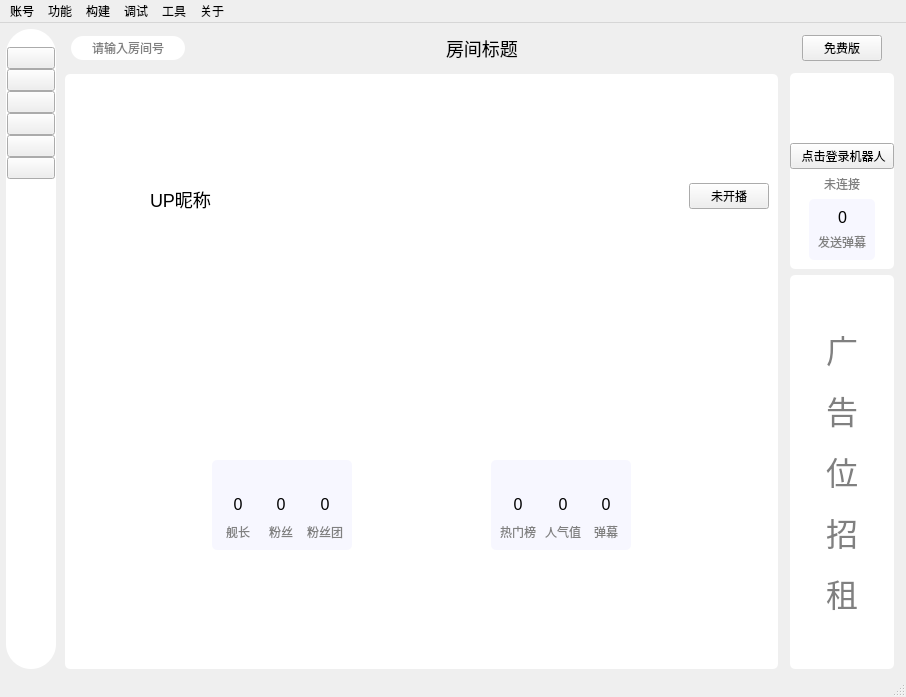
Before: the Qt Designer form mainwindow/mainwindow.ui in iwxyi/Bilibili-MagicalDanmaku, drawn with Qt 5.
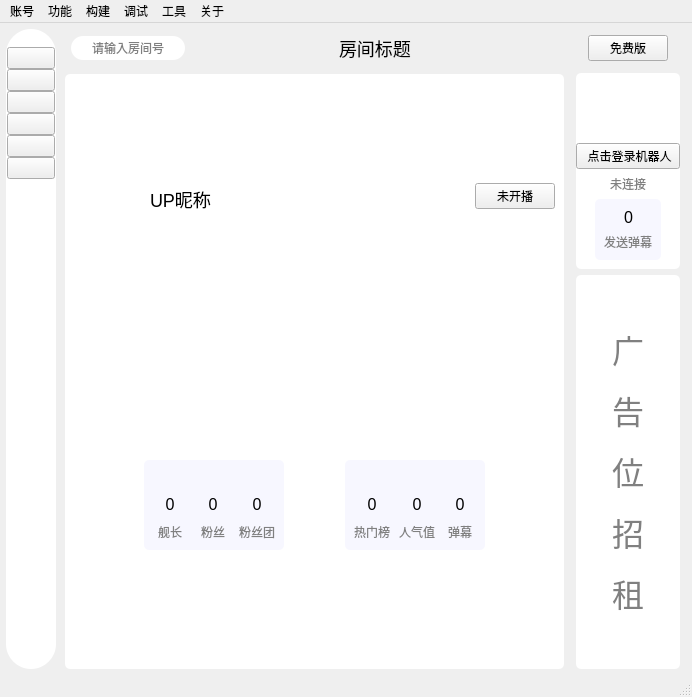
After: the same form once the commit is applied. The open tabs and pages were chosen to show the change. Icons and pictures are not drawn. Custom widgets are drawn as their Qt base class.

```diff
--- a/mainwindow/mainwindow.ui
+++ b/mainwindow/mainwindow.ui
@@ -6,7 +6,7 @@
    <rect>
     <x>0</x>
     <y>0</y>
-    <width>906</width>
+    <width>692</width>
     <height>697</height>
    </rect>
   </property>
@@ -480,7 +480,7 @@
              <item>
               <layout class="QHBoxLayout" name="horizontalLayout_64">
                <property name="spacing">
-                <number>9</number>
+                <number>0</number>
                </property>
                <property name="leftMargin">
                 <number>9</number>
@@ -7168,7 +7168,7 @@
     <rect>
      <x>0</x>
      <y>0</y>
-     <width>906</width>
+     <width>692</width>
      <height>26</height>
     </rect>
    </property>
```
Left out of the diff: 4 changed lines with no effect on the pictures.
